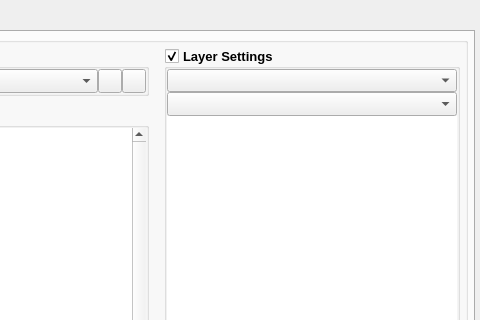
This is vkconfig_gui/mainwindow.ui in LunarG/VulkanTools as Qt 5 draws it before an edit; both pictures show x 544 to 1024 and y 0 to 320 of the 1024 by 720 pixel window. The edited form follows.
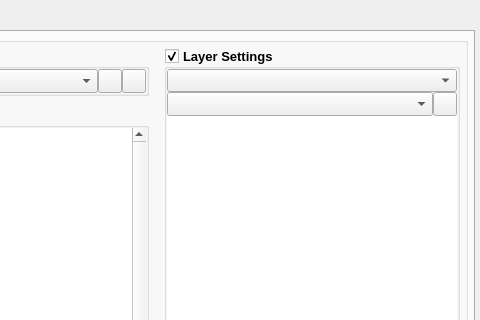
This is the edited form. Icons and pictures are not drawn.

Commit message: vkconfig: Add layer settings reset button #2573

What changed in the file:
```diff
--- a/vkconfig_gui/mainwindow.ui
+++ b/vkconfig_gui/mainwindow.ui
@@ -744,6 +744,14 @@
                     </widget>
                    </item>
                    <item>
+                    <layout class="QHBoxLayout" name="horizontalLayout_14">
+                     <property name="spacing">
+                      <number>0</number>
+                     </property>
+                     <property name="topMargin">
+                      <number>0</number>
+                     </property>
+                     <item>
                     <widget class="QComboBox" name="configurations_presets">
                      <property name="enabled">
                       <bool>true</bool>
@@ -777,6 +785,36 @@
                       <enum>QComboBox::AdjustToContents</enum>
                      </property>
                     </widget>
+                     </item>
+                     <item>
+                      <widget class="QPushButton" name="configurations_settings_reset">
+                       <property name="sizePolicy">
+                        <sizepolicy hsizetype="Fixed" vsizetype="Fixed">
+                         <horstretch>0</horstretch>
+                         <verstretch>0</verstretch>
+                        </sizepolicy>
+                       </property>
+                       <property name="minimumSize">
+                        <size>
+                         <width>24</width>
+                         <height>24</height>
+                        </size>
+                       </property>
+                       <property name="maximumSize">
+                        <size>
+                         <width>24</width>
+                         <height>24</height>
+                        </size>
+                       </property>
+                       <property name="toolTip">
+                        <string>Reset the layer settings to the default values</string>
+                       </property>
+                       <property name="text">
+                        <string/>
+                       </property>
+                      </widget>
+                     </item>
+                    </layout>
                    </item>
                    <item>
                     <widget class="QTreeWidget" name="configurations_settings">
```
Lines whose indentation alone changed are shown as unchanged. The commit also changes 6 other files.
